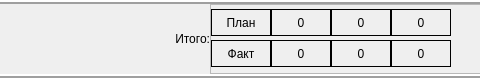
Before: the Qt Designer form client/src/educationwork/educationalfooter.ui in rainovskyqt/teacher_plan, drawn with Qt 5; both pictures show x 564 to 1044 and y 0 to 78 of the 1476 by 78 pixel window.
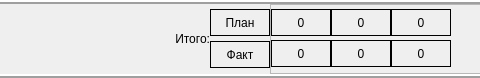
After: the same form once the commit is applied.

The edit to the form file:
```diff
--- a/client/src/educationwork/educationalfooter.ui
+++ b/client/src/educationwork/educationalfooter.ui
@@ -78,6 +78,81 @@
         </property>
        </widget>
       </item>
+      <item>
+       <layout class="QVBoxLayout" name="verticalLayout_2">
+        <property name="spacing">
+         <number>0</number>
+        </property>
+        <item>
+         <widget class="QLabel" name="label_2">
+          <property name="sizePolicy">
+           <sizepolicy hsizetype="Preferred" vsizetype="Preferred">
+            <horstretch>0</horstretch>
+            <verstretch>0</verstretch>
+           </sizepolicy>
+          </property>
+          <property name="minimumSize">
+           <size>
+            <width>60</width>
+            <height>27</height>
+           </size>
+          </property>
+          <property name="maximumSize">
+           <size>
+            <width>60</width>
+            <height>27</height>
+           </size>
+          </property>
+          <property name="frameShape">
+           <enum>QFrame::Box</enum>
+          </property>
+          <property name="text">
+           <string>План</string>
+          </property>
+          <property name="alignment">
+           <set>Qt::AlignCenter</set>
+          </property>
+          <property name="margin">
+           <number>7</number>
+          </property>
+         </widget>
+        </item>
+        <item>
+         <widget class="QLabel" name="label_1">
+          <property name="sizePolicy">
+           <sizepolicy hsizetype="Preferred" vsizetype="Preferred">
+            <horstretch>0</horstretch>
+            <verstretch>0</verstretch>
+           </sizepolicy>
+          </property>
+          <property name="minimumSize">
+           <size>
+            <width>60</width>
+            <height>27</height>
+           </size>
+          </property>
+          <property name="maximumSize">
+           <size>
+            <width>60</width>
+            <height>27</height>
+           </size>
+          </property>
+          <property name="frameShape">
+           <enum>QFrame::Box</enum>
+          </property>
+          <property name="text">
+           <string>Факт</string>
+          </property>
+          <property name="alignment">
+           <set>Qt::AlignCenter</set>
+          </property>
+          <property name="margin">
+           <number>7</number>
+          </property>
+         </widget>
+        </item>
+       </layout>
+      </item>
       <item>
        <widget class="QScrollArea" name="scrollArea">
         <property name="verticalScrollBarPolicy">
@@ -94,11 +169,11 @@
           <rect>
            <x>0</x>
            <y>0</y>
-           <width>852</width>
+           <width>787</width>
            <height>60</height>
           </rect>
          </property>
-         <layout class="QHBoxLayout" name="horizontalLayout" stretch="0,1,0,0">
+         <layout class="QHBoxLayout" name="horizontalLayout" stretch="1,0,0">
           <property name="spacing">
            <number>0</number>
           </property>
@@ -114,81 +189,6 @@
           <property name="bottomMargin">
            <number>0</number>
           </property>
-          <item>
-           <layout class="QVBoxLayout" name="verticalLayout_2">
-            <property name="spacing">
-             <number>0</number>
-            </property>
-            <item>
-             <widget class="QLabel" name="label_2">
-              <property name="sizePolicy">
-               <sizepolicy hsizetype="Preferred" vsizetype="Preferred">
-                <horstretch>0</horstretch>
-                <verstretch>0</verstretch>
-               </sizepolicy>
-              </property>
-              <property name="minimumSize">
-               <size>
-                <width>60</width>
-                <height>27</height>
-               </size>
-              </property>
-              <property name="maximumSize">
-               <size>
-                <width>60</width>
-                <height>27</height>
-               </size>
-              </property>
-              <property name="frameShape">
-               <enum>QFrame::Box</enum>
-              </property>
-              <property name="text">
-               <string>План</string>
-              </property>
-              <property name="alignment">
-               <set>Qt::AlignCenter</set>
-              </property>
-              <property name="margin">
-               <number>7</number>
-              </property>
-             </widget>
-            </item>
-            <item>
-             <widget class="QLabel" name="label_1">
-              <property name="sizePolicy">
-               <sizepolicy hsizetype="Preferred" vsizetype="Preferred">
-                <horstretch>0</horstretch>
-                <verstretch>0</verstretch>
-               </sizepolicy>
-              </property>
-              <property name="minimumSize">
-               <size>
-                <width>60</width>
-                <height>27</height>
-               </size>
-              </property>
-              <property name="maximumSize">
-               <size>
-                <width>60</width>
-                <height>27</height>
-               </size>
-              </property>
-              <property name="frameShape">
-               <enum>QFrame::Box</enum>
-              </property>
-              <property name="text">
-               <string>Факт</string>
-              </property>
-              <property name="alignment">
-               <set>Qt::AlignCenter</set>
-              </property>
-              <property name="margin">
-               <number>7</number>
-              </property>
-             </widget>
-            </item>
-           </layout>
-          </item>
           <item>
            <layout class="QHBoxLayout" name="hl_months">
             <property name="spacing">
```
